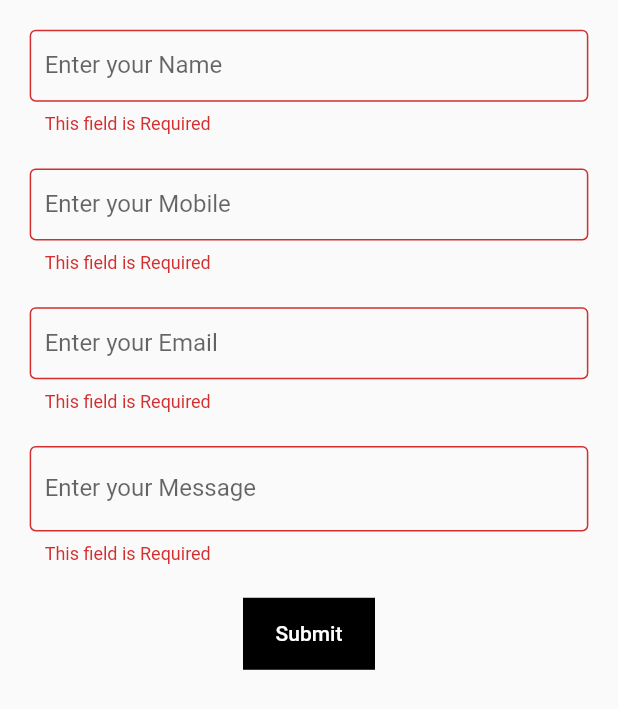
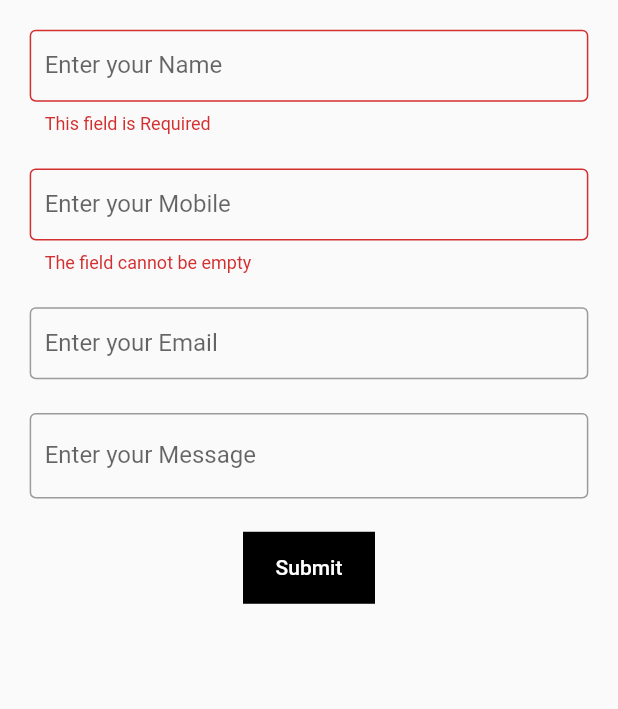
Before and after one commit to anandhakrishnanaji/DVJ-Designs, a Flutter app: the ContactForm widget shown alone on an empty page, opened directly, after a tap on "Submit", on a phone screen of 412 x 824 dp. Shown: the top 709 px of the screen. Run offline on Flutter 3.47's test engine with Material 2 defaults, Android fonts, the phone set to English and light mode, and no system bars; our stand-ins replace carousel_pro, email_validator, photo_view, shared_preferences; missing offline and left inert: esys_flutter_share, timeline_list; accounts and stored records are empty; statements that could not run were skipped.

Commit message:
enquiry complete not tested

```diff
--- a/lib/pages/registrationPage.dart
+++ b/lib/pages/registrationPage.dart
@@ -1,8 +1,8 @@
-import 'package:dvjdesign/pages/loginPage.dart';
 import 'package:flutter/material.dart';
 import 'package:email_validator/email_validator.dart';
 import 'package:provider/provider.dart';
 
+import './loginPage.dart';
 import './OTPVerificationPage.dart';
 import '../providers/auth.dart';
 import '../widgets/alertBox.dart';
@@ -192,7 +192,8 @@ class _RegistrationPageState extends State<RegistrationPage> {
                             child: MaterialButton(
                               child: Text(
                                 'Submit',
-                                style: TextStyle(color: Colors.white,fontSize: 18),
+                                style: TextStyle(
+                                    color: Colors.white, fontSize: 18),
                               ),
                               onPressed: () {
                                 _saveform();
--- a/lib/widgets/ContactForm.dart
+++ b/lib/widgets/ContactForm.dart
@@ -1,4 +1,10 @@
 import 'package:flutter/material.dart';
+import 'package:provider/provider.dart';
+import 'package:email_validator/email_validator.dart';
+
+import '../providers/auth.dart';
+import '../providers/productProvider.dart';
+import '../widgets/alertBox.dart';
 
 class ContactForm extends StatefulWidget {
   @override
@@ -6,6 +12,7 @@ class ContactForm extends StatefulWidget {
 }
 
 class _ContactFormState extends State<ContactForm> {
+  bool _isloading = false;
   final _phonefocusnode = FocusNode();
   final _emailfocusnode = FocusNode();
   final _messagefocusnode = FocusNode();
@@ -27,6 +34,13 @@ class _ContactFormState extends State<ContactForm> {
     print(_check);
   }
 
+  bool _isNumeric(String s) {
+    if (s == null) {
+      return false;
+    }
+    return double.tryParse(s) != null;
+  }
+
   @override
   void dispose() {
     _phonefocusnode.dispose();
@@ -42,7 +56,8 @@ class _ContactFormState extends State<ContactForm> {
     final height = MediaQuery.of(context).size.height;
     return Container(
       padding: EdgeInsets.all(0.048 * width),
-      child: Form(key: _form,
+      child: Form(
+          key: _form,
           child: Column(children: [
             TextFormField(
               decoration: InputDecoration(
@@ -50,7 +65,8 @@ class _ContactFormState extends State<ContactForm> {
               ),
               textInputAction: TextInputAction.next,
               onFieldSubmitted: (_) => _phonefocusnode.requestFocus(),
-          validator: (value) => value.isEmpty ? "This field is Required" : null,
+              validator: (value) =>
+                  value.isEmpty ? "This field is Required" : null,
               onSaved: (newValue) => _check['name'] = newValue,
             ),
             SizedBox(
@@ -64,8 +80,16 @@ class _ContactFormState extends State<ContactForm> {
                 textInputAction: TextInputAction.next,
                 onFieldSubmitted: (_) => _emailfocusnode.requestFocus(),
                 focusNode: _phonefocusnode,
-            validator: (value) =>
-                value.isEmpty ? "This field is Required" : null,
+                validator: (value) {
+                  if (value.isEmpty)
+                    return "The field cannot be empty";
+                  else if (value.length != 10)
+                    return "The field must only contain 10 digits";
+                  else if (!_isNumeric(value))
+                    return "The field can only contain digits";
+                  else
+                    return null;
+                },
                 onSaved: (newValue) => _check['phone'] = newValue),
             SizedBox(
               height: 0.0273 * height,
@@ -78,8 +102,14 @@ class _ContactFormState extends State<ContactForm> {
                 textInputAction: TextInputAction.next,
                 onFieldSubmitted: (_) => _messagefocusnode.requestFocus(),
                 focusNode: _emailfocusnode,
-            validator: (value) =>
-                value.isEmpty ? "This field is Required" : null,
+                validator: (value) {
+                  if (value.isEmpty)
+                    return null;
+                  else if (!EmailValidator.validate(value))
+                    return "The E-mail entered is not of valid format";
+                  else
+                    return null;
+                },
                 onSaved: (newValue) => _check['email'] = newValue),
             SizedBox(
               height: 0.0273 * height,
@@ -91,10 +121,11 @@ class _ContactFormState extends State<ContactForm> {
                 focusNode: _messagefocusnode,
                 keyboardType: TextInputType.multiline,
                 maxLines: 3,
-            validator: (value) =>
-                value.isEmpty ? "This field is Required" : null,
-            onSaved: (newValue) => _check['company'] = newValue),
-        Container(
+                validator: (value) => null,
+                onSaved: (newValue) => _check['message'] = newValue),
+            _isloading
+                ? CircularProgressIndicator()
+                : Container(
                     margin: EdgeInsets.all(0.027 * height),
                     color: Colors.black,
                     child: MaterialButton(
@@ -102,7 +133,29 @@ class _ContactFormState extends State<ContactForm> {
                         'Submit',
                         style: TextStyle(color: Colors.white),
                       ),
-            onPressed: _saveform,
+                      onPressed: () {
+                        _saveform();
+                        if (_isValid) {
+                          setState(() => _isloading = true);
+                          final String session =
+                              Provider.of<Auth>(context, listen: false).session;
+                          Provider.of<ProductProvider>(context, listen: false)
+                              .sendEnquiry(
+                                  _check['name'], _check['mobile'], session,
+                                  email: _check['email'],
+                                  msg: _check['message'])
+                              .then((value) {
+                            setState(() => _isloading = false);
+                            Scaffold.of(context).showSnackBar(SnackBar(
+                                content: Text('Enquiry sent successfully')));
+                          }).catchError((e) {
+                            setState(() => _isloading = false);
+                            showDialog(
+                                context: context,
+                                child: Alertbox(e.toString()));
+                          });
+                        }
+                      },
                     ),
                   )
           ])),
--- a/lib/widgets/productTile.dart
+++ b/lib/widgets/productTile.dart
@@ -7,6 +7,7 @@ import 'dart:typed_data';
 
 import '../providers/productProvider.dart';
 import '../pages/productPreviePage.dart';
+import '../providers/auth.dart';
 
 class ProductTile extends StatelessWidget {
   final Product product;
@@ -27,6 +28,7 @@ class ProductTile extends StatelessWidget {
 
   @override
   Widget build(BuildContext context) {
+    final session = Provider.of(context, listen: false).session;
     final width = MediaQuery.of(context).size.width;
     final height = MediaQuery.of(context).size.height;
     return InkWell(
@@ -66,7 +68,8 @@ class ProductTile extends StatelessWidget {
                     mainAxisAlignment: MainAxisAlignment.spaceBetween,
                     children: <Widget>[
                       InkWell(
-                        onTap: null,
+                        onTap: () => Provider.of<ProductProvider>(context)
+                            .addtocart(product, session),
                         child: Container(
                           margin: EdgeInsets.only(left: 0.024 * width),
                           decoration: BoxDecoration(
```
Also changed, not shown: lib/providers/productProvider.dart (+30 -4 lines). Lines whose indentation alone changed are shown as unchanged.
